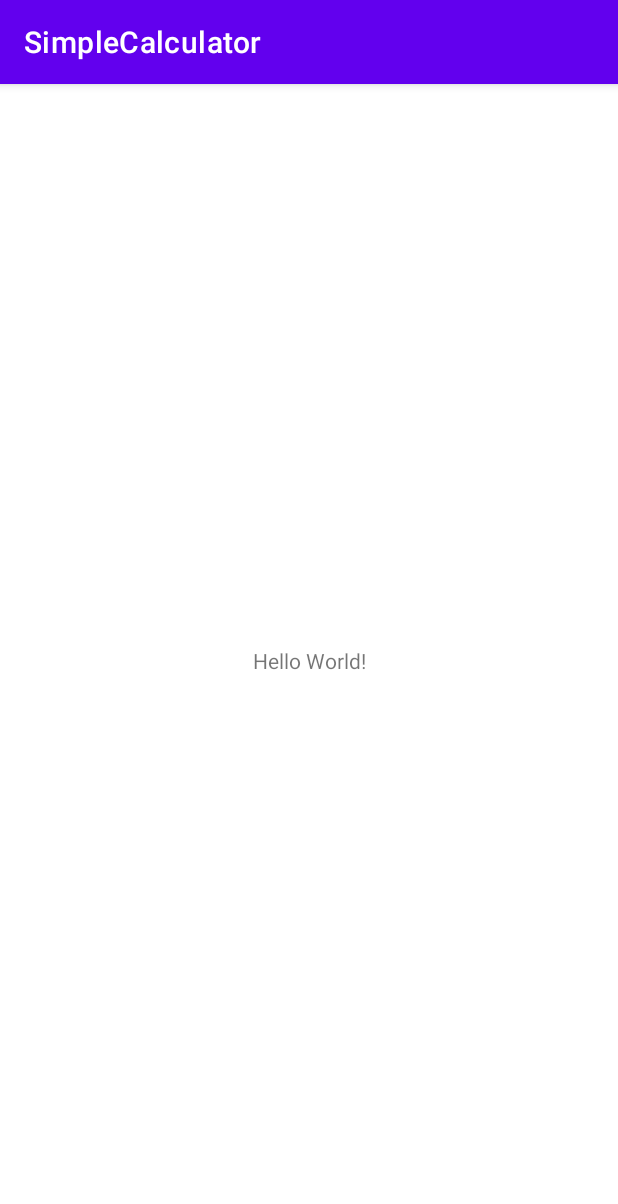
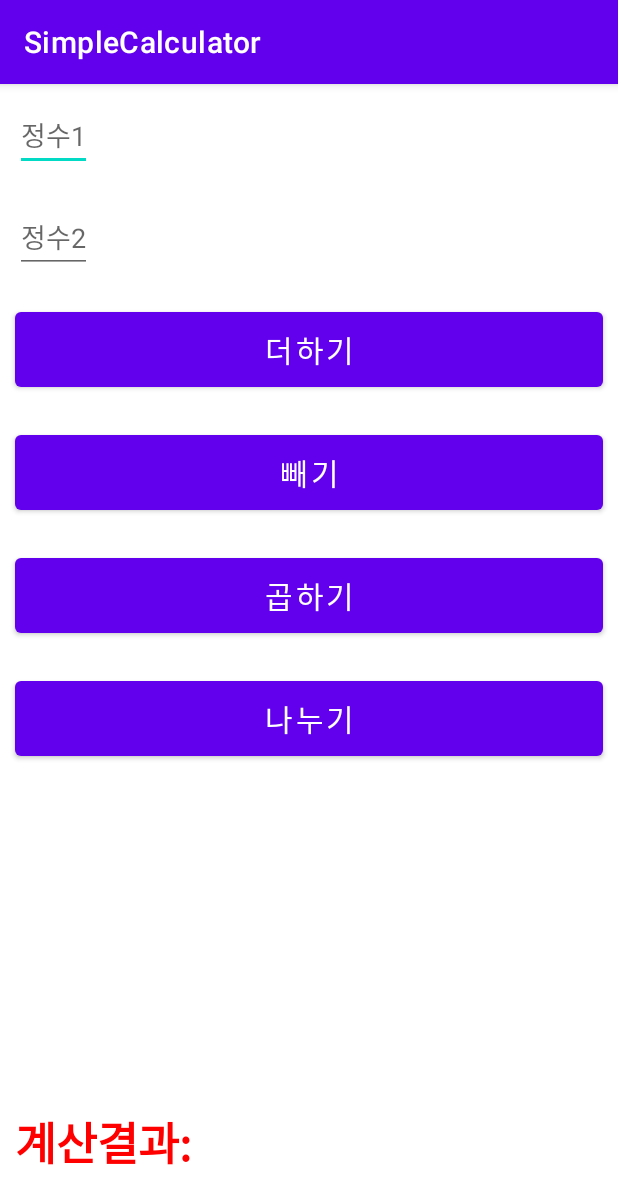
Before and after one commit to dinmoy/SimpleCalculator, an Android app: the screen it shows after launch (MainActivity), on a phone screen of 412 x 824 dp. Shown: the top 1204 px of the screen. Run offline under Robolectric (Android 15) with nearby library versions, the phone set to English and light mode, and no system bars.

Commit message:
레이아웃 완성

```diff
--- a/app/src/main/java/kr/hs/emirim/lhj/simplecalculator/MainActivity.kt
+++ b/app/src/main/java/kr/hs/emirim/lhj/simplecalculator/MainActivity.kt
@@ -2,8 +2,18 @@ package kr.hs.emirim.lhj.simplecalculator
 
 import androidx.appcompat.app.AppCompatActivity
 import android.os.Bundle
+import android.widget.Button
+import android.widget.EditText
+import android.widget.TextView
+import org.w3c.dom.Text
 
 class MainActivity : AppCompatActivity() {
+    lateinit var edit1: EditText; lateinit var edit2: EditText;
+    lateinit var btnAdd: Button;  lateinit var btnSub: Button;
+    lateinit var btnMul: Button;  lateinit var btnDiv: Button;
+    lateinit var textResult: TextView
+    lateinit var num1: String; lateinit var num2:String
+    var result: Int?=null
     override fun onCreate(savedInstanceState: Bundle?) {
         super.onCreate(savedInstanceState)
         setContentView(R.layout.activity_main)
--- a/app/src/main/res/layout/activity_main.xml
+++ b/app/src/main/res/layout/activity_main.xml
@@ -1,18 +1,68 @@
 <?xml version="1.0" encoding="utf-8"?>
-<androidx.constraintlayout.widget.ConstraintLayout xmlns:android="http://schemas.android.com/apk/res/android"
+<LinearLayout xmlns:android="http://schemas.android.com/apk/res/android"
     xmlns:app="http://schemas.android.com/apk/res-auto"
     xmlns:tools="http://schemas.android.com/tools"
     android:layout_width="match_parent"
     android:layout_height="match_parent"
-    tools:context=".MainActivity">
-
-    <TextView
+    android:orientation="vertical"
+    tools:context=".MainActivity"
+    tools:ignore="Orientation">
+    <EditText
+        android:id="@+id/edit1"
         android:layout_width="wrap_content"
         android:layout_height="wrap_content"
-        android:text="Hello World!"
-        app:layout_constraintBottom_toBottomOf="parent"
-        app:layout_constraintEnd_toEndOf="parent"
-        app:layout_constraintStart_toStartOf="parent"
-        app:layout_constraintTop_toTopOf="parent" />
+        android:hint="@string/edit1_hint"
+        android:inputType="numberDecimal"
+        android:layout_margin="@dimen/margin_small" />
+    <EditText
+        android:id="@+id/edit2"
+        android:layout_width="wrap_content"
+        android:layout_height="wrap_content"
+        android:hint="@string/edit2_hint"
+        android:inputType="numberDecimal"
+        android:layout_margin="@dimen/margin_small" />
+    <Button
+        android:id="@+id/btn_plus"
+        android:layout_width="match_parent"
+        android:layout_height="wrap_content"
+        android:layout_margin="@dimen/margin_small"
+        android:padding="@dimen/padding_small"
+        android:text="@string/btn_plus"
+        android:textSize="@dimen/text_size_medium" />
+    <Button
+        android:id="@+id/btn_minus"
+        android:layout_width="match_parent"
+        android:layout_height="wrap_content"
+        android:layout_margin="@dimen/margin_small"
+        android:padding="@dimen/padding_small"
+        android:text="@string/btn_minus"
+        android:textSize="@dimen/text_size_medium" />
+    <Button
+        android:id="@+id/btn_multiply"
+        android:layout_width="match_parent"
+        android:layout_height="wrap_content"
+        android:layout_margin="@dimen/margin_small"
+        android:padding="@dimen/padding_small"
+        android:text="@string/btn_multiply"
+        android:textSize="@dimen/text_size_medium" />
+    <Button
+        android:id="@+id/btn_devide"
+        android:layout_width="match_parent"
+        android:layout_height="wrap_content"
+        android:layout_margin="@dimen/margin_small"
+        android:padding="@dimen/padding_small"
+        android:text="@string/btn_devide"
+        android:textSize="@dimen/text_size_medium" />
+    <TextView
+        android:id="@+id/text_result"
+        android:layout_width="match_parent"
+        android:layout_height="match_parent"
+        android:gravity="bottom"
+        android:layout_margin="@dimen/margin_small"
+        android:paddingBottom="@dimen/padding_large"
+        android:text="@string/text_result"
+        android:textSize="@dimen/text_size_large"
+        android:textStyle="bold"
+        android:textColor="@color/text_result_color" />
 
-</androidx.constraintlayout.widget.ConstraintLayout>
+</LinearLayout>
--- a/app/src/main/res/values/colors.xml
+++ b/app/src/main/res/values/colors.xml
@@ -7,4 +7,5 @@
     <color name="teal_700">#FF018786</color>
     <color name="black">#FF000000</color>
     <color name="white">#FFFFFFFF</color>
+    <color name="text_result_color">#ff0000</color>
 </resources>
--- /dev/null
+++ b/app/src/main/res/values/dimens.xml
@@ -0,0 +1,9 @@
+<?xml version="1.0" encoding="utf-8"?>
+<resources>
+    <dimen name="text_size_medium">20sp</dimen>
+    <dimen name="text_size_large">30sp</dimen>
+    <dimen name="margin_small">10dp</dimen>
+    <dimen name="padding_small">10dp</dimen>
+    <dimen name="padding_large">30dp</dimen>
+
+</resources>
--- a/app/src/main/res/values/strings.xml
+++ b/app/src/main/res/values/strings.xml
@@ -6,5 +6,5 @@
     <string name="btn_minus">빼기</string>
     <string name="btn_multiply">곱하기</string>
     <string name="btn_devide">나누기</string>
-
+    <string name="text_result">계산결과:</string>
 </resources>
```
